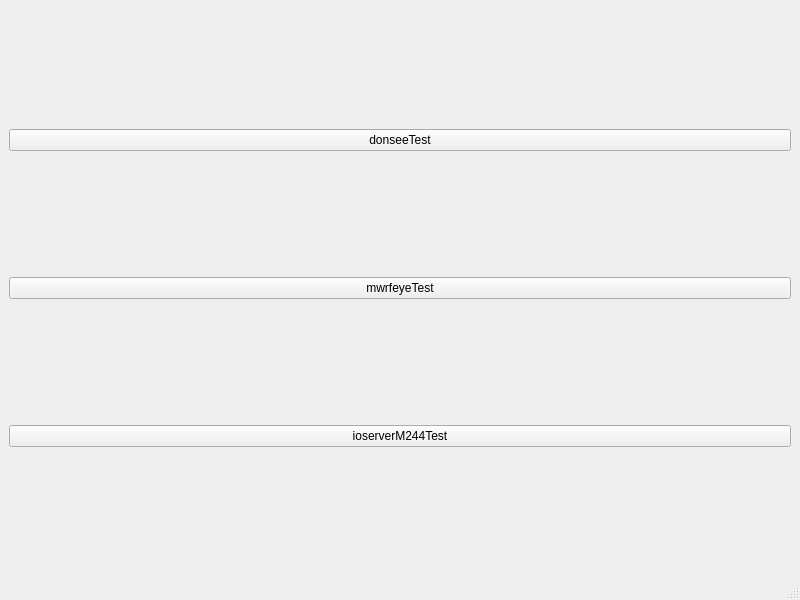
The window that plugins/MyPlugins/PluginTest/mainwindow.ui (zuijiudangge45/MyBrowser) describes before a commit, drawn with Qt 5.
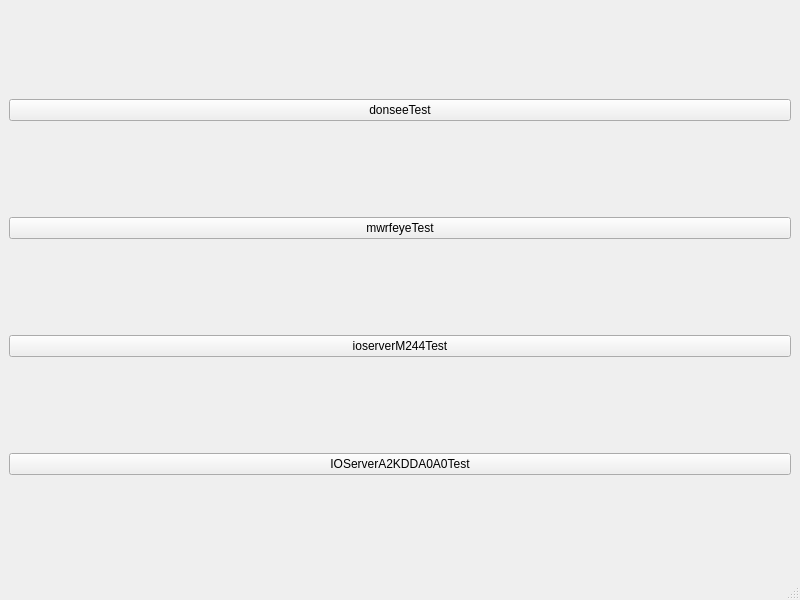
The same window after the commit.

Commit message: 新增硬件-ioserver a2kdda0a0

```diff
--- a/plugins/MyPlugins/PluginTest/mainwindow.ui
+++ b/plugins/MyPlugins/PluginTest/mainwindow.ui
@@ -36,6 +36,13 @@
       </property>
      </widget>
     </item>
+    <item row="3" column="0">
+     <widget class="QPushButton" name="pushButton_4">
+      <property name="text">
+       <string>IOServerA2KDDA0A0Test</string>
+      </property>
+     </widget>
+    </item>
    </layout>
   </widget>
   <widget class="QMenuBar" name="menubar">
```
The commit also changes 23 other files.
